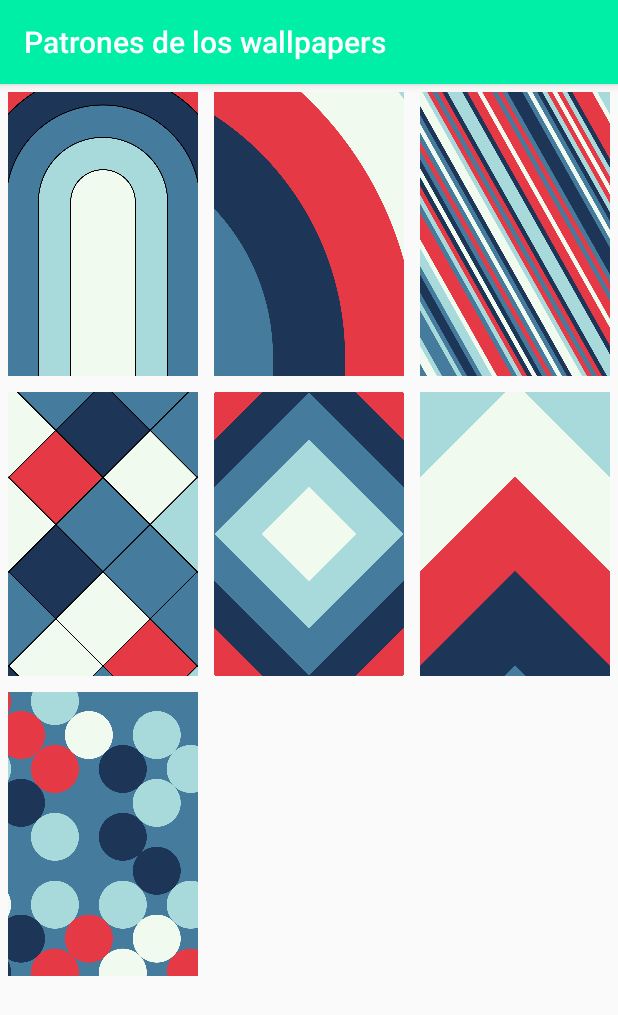
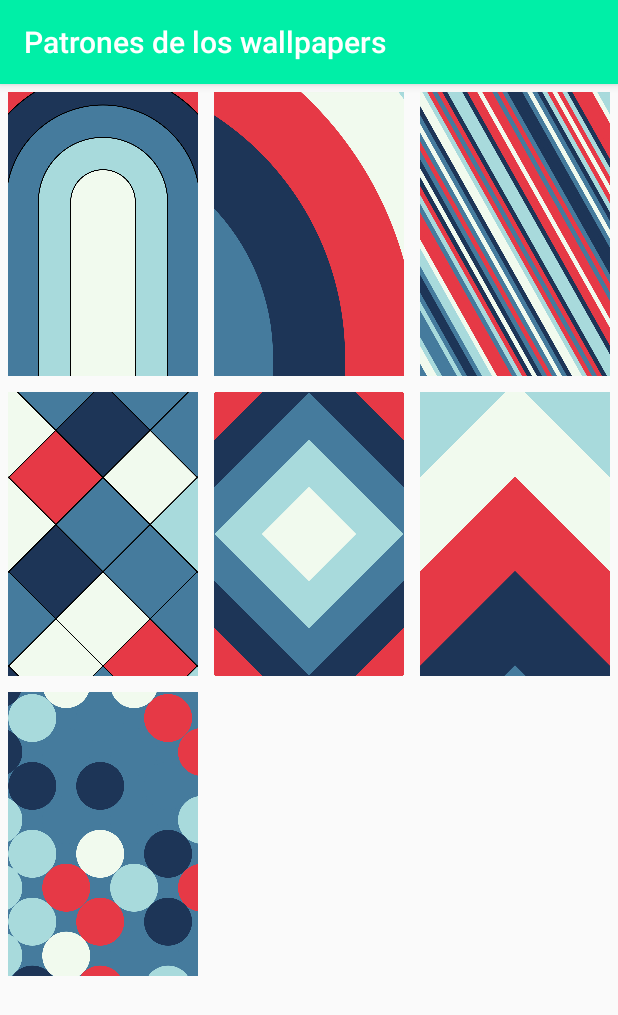
Before and after one commit to hdmi/ProceduralWallpapers, an Android app: the WallpaperChooserActivity screen opened directly, with no data from a screen before it, on a phone screen of 412 x 824 dp. Shown: the top 1015 px of the screen. Run offline under Robolectric (Android 15) with nearby library versions, the phone set to English and light mode, and no system bars; libraries missing offline, so code that uses them is left out: jp.wasabeef.glide.

Commit message:
ErrorWallpaper and CircleWallpaper complete

```diff
--- a/app/src/main/java/imdh/tfm/proceduralwallpapers/Constants.java
+++ b/app/src/main/java/imdh/tfm/proceduralwallpapers/Constants.java
@@ -19,6 +19,10 @@ public class Constants {
 
     //CircleArrayWallpaper
     public static final int DEFAULT_W_CICLES_NUM_OF_CIRCLES = 15;
+
+    //ErrorWallpaper
+    public static final int DEFAULT_TEXT_SIZE = 50;
+
 
     //
     public static final int ANIMATION_DURATION_1_SEC = 1000;
@@ -49,5 +53,4 @@ public class Constants {
     public static final String ENABLED_WALLPAPERS_PREFERENCE_COUNTER_NAME = "numOfEnabledWallpapers";
     public static final int ERROR_INT_PREFERENCES = -100;
 
-
 }
--- a/app/src/main/java/imdh/tfm/proceduralwallpapers/utils/UtilsWallpaper.java
+++ b/app/src/main/java/imdh/tfm/proceduralwallpapers/utils/UtilsWallpaper.java
@@ -50,4 +50,9 @@ public class UtilsWallpaper {
         }
     }
 
+    public Object returnRandom(Object[] array){
+        if (array.length < 0) return null;
+        return array[randomBetween(0, array.length)];
+    }
+
 }
--- a/app/src/main/java/imdh/tfm/proceduralwallpapers/wallpapers/CirclesArrayWallpaper.java
+++ b/app/src/main/java/imdh/tfm/proceduralwallpapers/wallpapers/CirclesArrayWallpaper.java
@@ -43,9 +43,13 @@ public class CirclesArrayWallpaper extends GenericWallpaper {
         else{
             diameter = (height*2)/DEFAULT_W_CICLES_NUM_OF_CIRCLES;
         }
-        canvas.rotate(-45, width/2, height/2);
-        for (int x = 0; x < height+diameter; x+=diameter){
-            for (int y = 0; y < height+diameter; y+=diameter){
+
+        int[] rotations = {0,45};
+        int rot = rotations[UtilsWallpaper.randomBetween(0,rotations.length)];
+        System.out.println(rot);
+        canvas.rotate(rot, width/2, height/2);
+        for (int x = diameter*-2; x < height+diameter; x+=diameter){
+            for (int y = diameter*-2; y < height+diameter; y+=diameter){
                 mPaint.setColor(palette.randomColor());
                 canvas.drawCircle(x, y, diameter/2, mPaint);
             }
--- a/app/src/main/java/imdh/tfm/proceduralwallpapers/wallpapers/RandomWallpaper.java
+++ b/app/src/main/java/imdh/tfm/proceduralwallpapers/wallpapers/RandomWallpaper.java
@@ -9,6 +9,7 @@ import java.util.List;
 
 import imdh.tfm.proceduralwallpapers.Constants;
 import imdh.tfm.proceduralwallpapers.PaletteDatabase;
+import imdh.tfm.proceduralwallpapers.R;
 import imdh.tfm.proceduralwallpapers.models.Palette;
 
 import static imdh.tfm.proceduralwallpapers.utils.UtilsWallpaper.randomBetween;
@@ -71,7 +72,10 @@ public class RandomWallpaper extends GenericWallpaper {
                 break;
             case Constants.W_CIRCLES_ARRAY:
                 setBitmap(new CirclesArrayWallpaper(getPalette()).getBitmap());
+                break;
             default:
+                String error = context.getString(R.string.error_wallpaper);
+                setBitmap(new ErrorWallpaper(error).getBitmap());
                 System.out.println("Random wallpaper case out of bounds");
                 break;
         }
--- a/app/src/main/res/values/strings.xml
+++ b/app/src/main/res/values/strings.xml
@@ -9,6 +9,7 @@
     <string name="gallery_title">Mi galería</string>
     <string name="no_likes_message">!Ups!\nParece que no hay wallpapers en tu lista de Me gusta</string>
     <string name="wallpaper_chooser_title">Patrones de los wallpapers</string>
+    <string name="error_wallpaper">Ha habido un error generando wallpapers, por favor habilita más wallpapers en opciones</string>
 
 
 
```
Also changed, not shown: app/src/main/java/imdh/tfm/proceduralwallpapers/wallpapers/ErrorWallpaper.java (added, +43 -0 lines).
